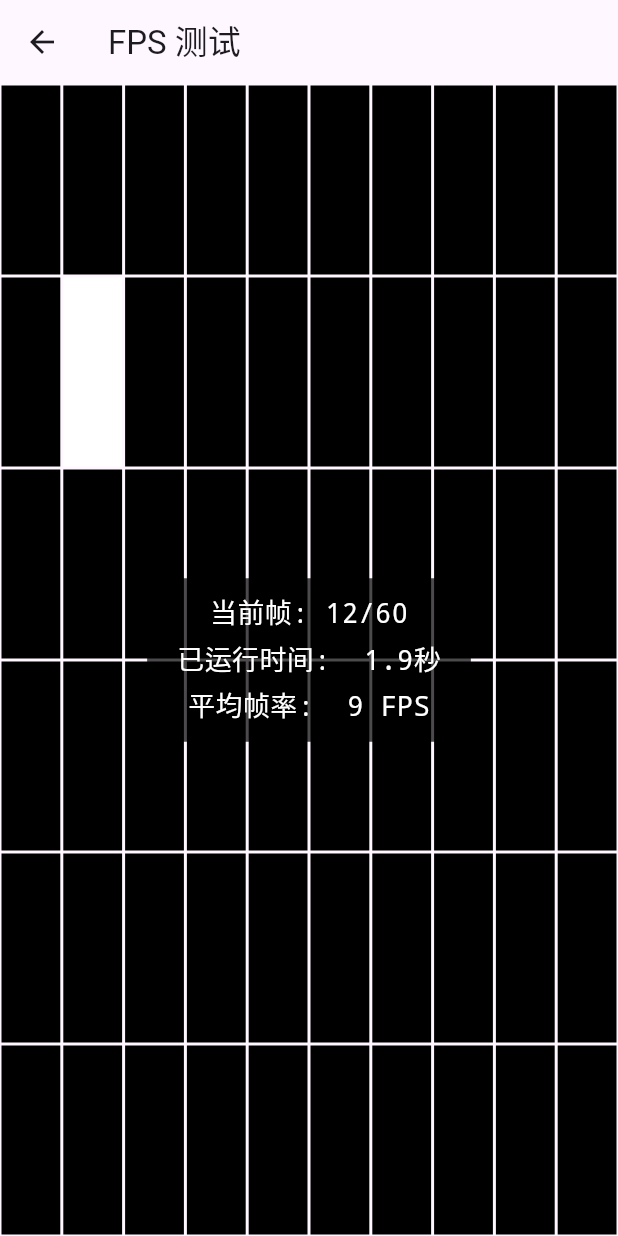
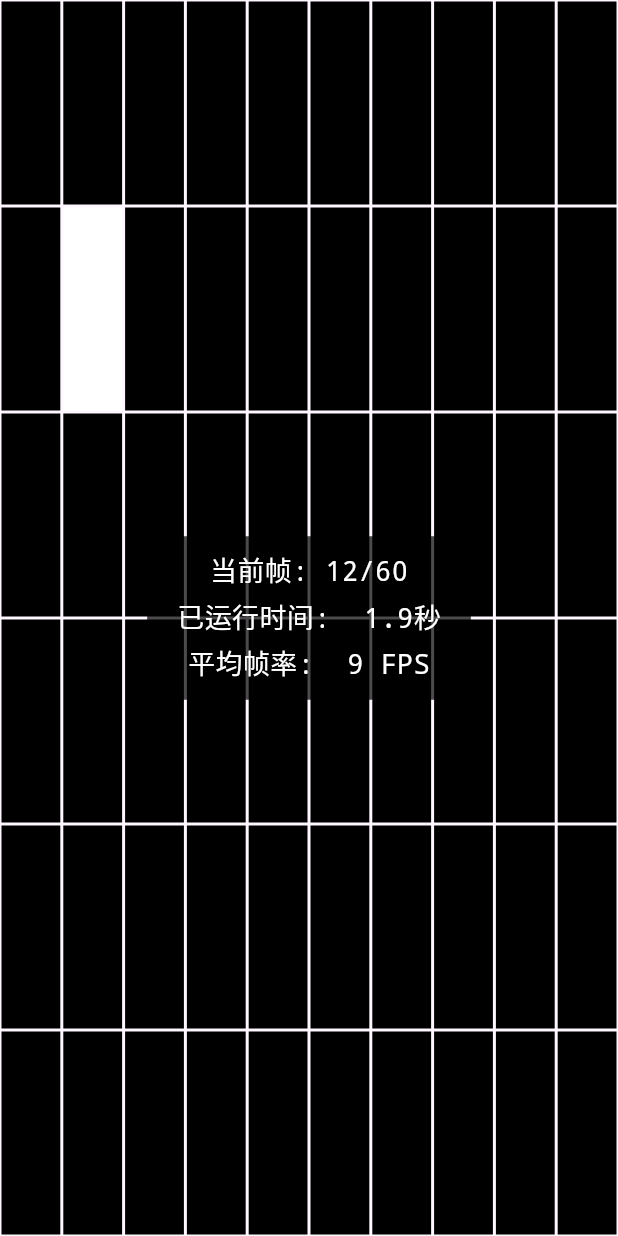
Before and after one commit to AoEiuV020/fps_test, a Flutter app: the FpsTestView screen opened by its route, on a phone screen of 412 x 824 dp. Run offline on Flutter 3.47's test engine with Material 3 defaults, Android fonts, the phone set to English and light mode, and no system bars.

Commit message:
删除标题

```diff
--- a/lib/fps_test_view.dart
+++ b/lib/fps_test_view.dart
@@ -62,9 +62,6 @@ class _FpsTestViewState extends State<FpsTestView>
   @override
   Widget build(BuildContext context) {
     return Scaffold(
-      appBar: AppBar(
-        title: const Text('FPS 测试'),
-      ),
       body: Stack(
         children: [
           // 网格区域（全屏）
```
